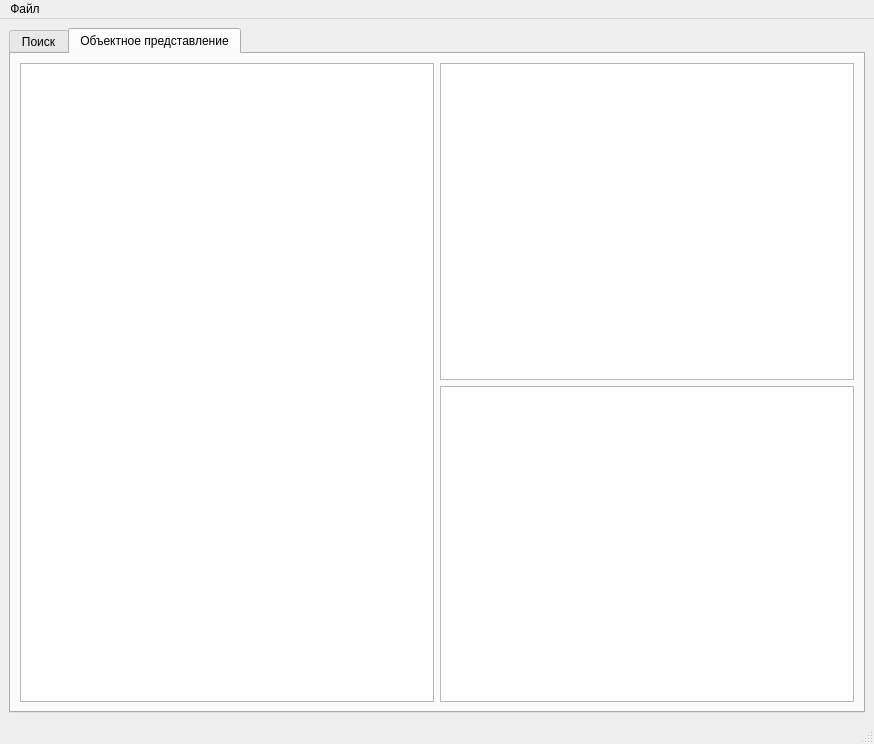
Above: mainwindow.ui from VladisGol/platon-accs before the change. Below: the same form after it.
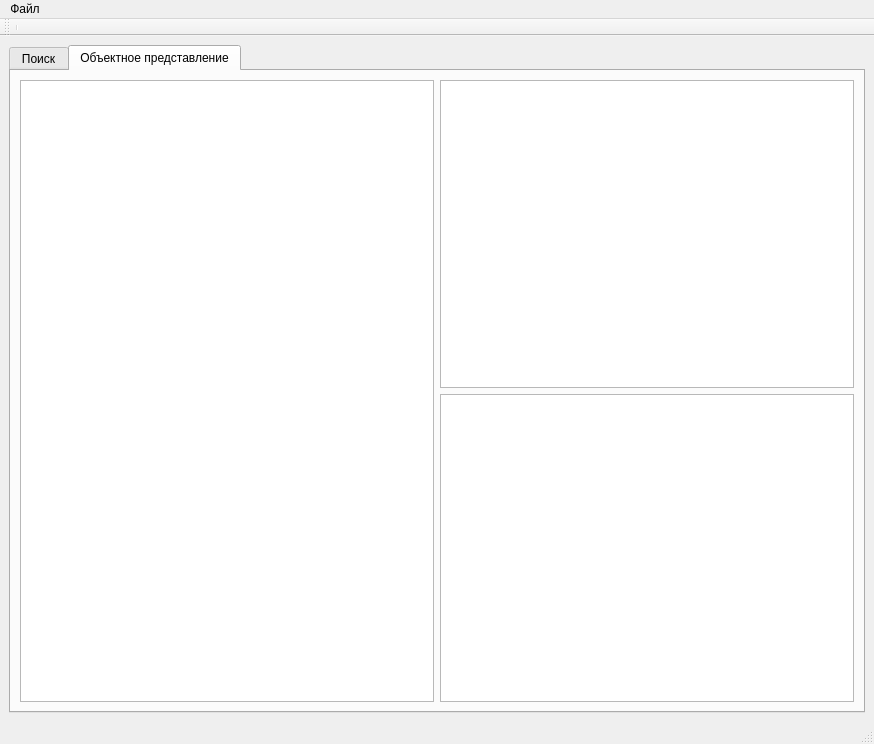
That is the form after the change.

```diff
--- a/mainwindow.ui
+++ b/mainwindow.ui
@@ -13,14 +13,6 @@
    <string>MainWindow</string>
   </property>
   <widget class="QWidget" name="centralwidget" >
-   <property name="geometry" >
-    <rect>
-     <x>0</x>
-     <y>26</y>
-     <width>874</width>
-     <height>695</height>
-    </rect>
-   </property>
    <layout class="QGridLayout" name="gridLayout" >
     <item row="0" column="0" >
      <widget class="QTabWidget" name="tabWidget" >
@@ -41,14 +33,6 @@
        </attribute>
       </widget>
       <widget class="QWidget" name="tab_explore" >
-       <property name="geometry" >
-        <rect>
-         <x>0</x>
-         <y>0</y>
-         <width>858</width>
-         <height>654</height>
-        </rect>
-       </property>
        <attribute name="title" >
         <string>Объектное представление</string>
        </attribute>
@@ -85,15 +69,18 @@
    </widget>
    <addaction name="menu" />
   </widget>
-  <widget class="QStatusBar" name="statusbar" >
-   <property name="geometry" >
-    <rect>
-     <x>0</x>
-     <y>721</y>
-     <width>874</width>
-     <height>23</height>
-    </rect>
+  <widget class="QStatusBar" name="statusbar" />
+  <widget class="QToolBar" name="toolBar" >
+   <property name="windowTitle" >
+    <string>toolBar</string>
    </property>
+   <attribute name="toolBarArea" >
+    <enum>TopToolBarArea</enum>
+   </attribute>
+   <attribute name="toolBarBreak" >
+    <bool>true</bool>
+   </attribute>
+   <addaction name="separator" />
   </widget>
   <action name="action_quit" >
    <property name="text" >
```
Left out of the diff: 10 changed lines with no effect on the pictures.
